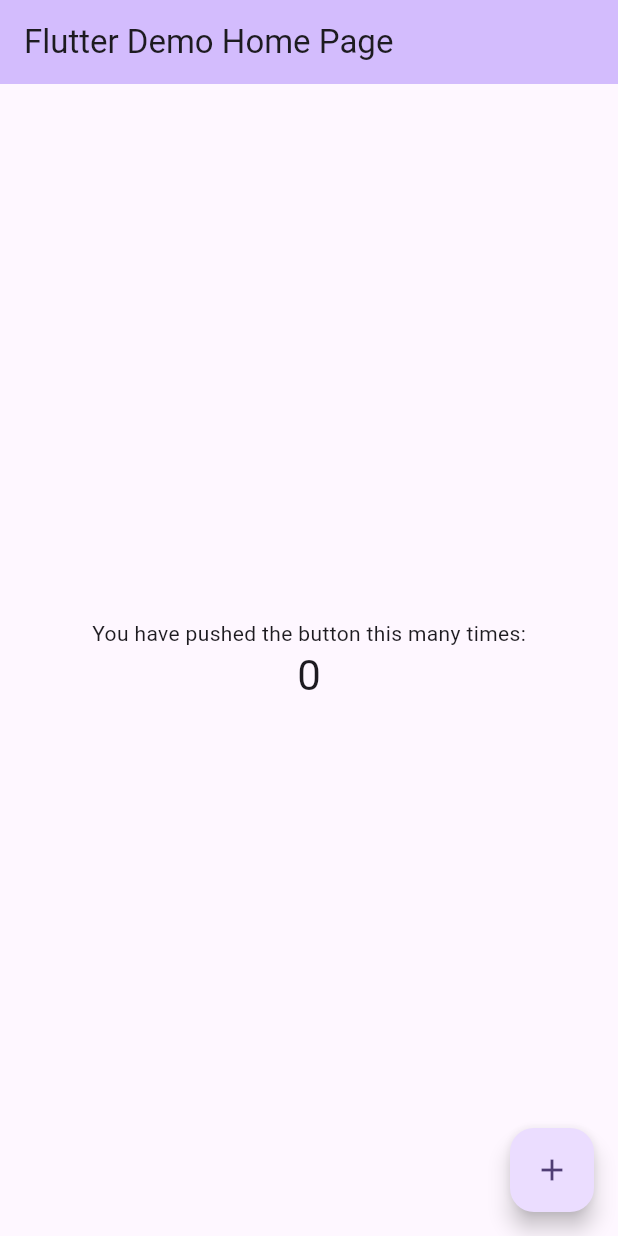
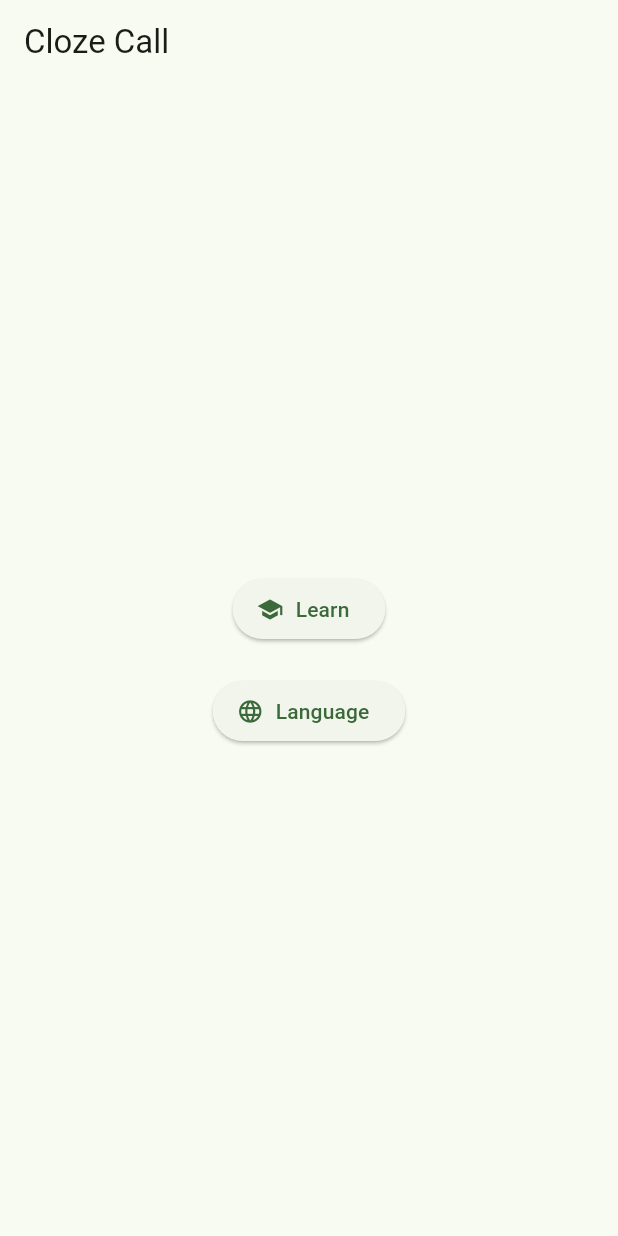
Before and after one commit to dov-vai/ClozeCall, a Flutter app: the screen it shows after launch, on a phone screen of 412 x 824 dp. Run offline on Flutter 3.47's test engine with Material 3 defaults, Android fonts, the phone set to English and light mode, and no system bars; our stand-ins replace audioplayers; missing offline and left inert: edge_tts.

Commit message:
feat: basic layout

```diff
--- a/lib/main.dart
+++ b/lib/main.dart
@@ -1,4 +1,8 @@
+import 'package:cloze_call/pages/learn_page.dart';
 import 'package:flutter/material.dart';
+
+import 'pages/home_page.dart';
+
 
 void main() {
   runApp(const MyApp());
@@ -7,119 +11,19 @@
 class MyApp extends StatelessWidget {
   const MyApp({super.key});
 
-  // This widget is the root of your application.
   @override
   Widget build(BuildContext context) {
     return MaterialApp(
-      title: 'Flutter Demo',
+      title: 'Cloze Call',
       theme: ThemeData(
-        // This is the theme of your application.
-        //
-        // TRY THIS: Try running your application with "flutter run". You'll see
-        // the application has a purple toolbar. Then, without quitting the app,
-        // try changing the seedColor in the colorScheme below to Colors.green
-        // and then invoke "hot reload" (save your changes or press the "hot
-        // reload" button in a Flutter-supported IDE, or press "r" if you used
-        // the command line to start the app).
-        //
-        // Notice that the counter didn't reset back to zero; the application
-        // state is not lost during the reload. To reset the state, use hot
-        // restart instead.
-        //
-        // This works for code too, not just values: Most code changes can be
-        // tested with just a hot reload.
-        colorScheme: ColorScheme.fromSeed(seedColor: Colors.deepPurple),
+        colorScheme: ColorScheme.fromSeed(seedColor: Colors.green),
         useMaterial3: true,
       ),
-      home: const MyHomePage(title: 'Flutter Demo Home Page'),
+      initialRoute: '/',
+      routes: {
+        '/': (context) => const MyHomePage(),
+        '/learn': (context) => PlayPage(),
+      },
     );
   }
 }
-
-class MyHomePage extends StatefulWidget {
-  const MyHomePage({super.key, required this.title});
-
-  // This widget is the home page of your application. It is stateful, meaning
-  // that it has a State object (defined below) that contains fields that affect
-  // how it looks.
-
-  // This class is the configuration for the state. It holds the values (in this
-  // case the title) provided by the parent (in this case the App widget) and
-  // used by the build method of the State. Fields in a Widget subclass are
-  // always marked "final".
-
-  final String title;
-
-  @override
-  State<MyHomePage> createState() => _MyHomePageState();
-}
-
-class _MyHomePageState extends State<MyHomePage> {
-  int _counter = 0;
-
-  void _incrementCounter() {
-    setState(() {
-      // This call to setState tells the Flutter framework that something has
-      // changed in this State, which causes it to rerun the build method below
-      // so that the display can reflect the updated values. If we changed
-      // _counter without calling setState(), then the build method would not be
-      // called again, and so nothing would appear to happen.
-      _counter++;
-    });
-  }
-
-  @override
-  Widget build(BuildContext context) {
-    // This method is rerun every time setState is called, for instance as done
-    // by the _incrementCounter method above.
-    //
-    // The Flutter framework has been optimized to make rerunning build methods
-    // fast, so that you can just rebuild anything that needs updating rather
-    // than having to individually change instances of widgets.
-    return Scaffold(
-      appBar: AppBar(
-        // TRY THIS: Try changing the color here to a specific color (to
-        // Colors.amber, perhaps?) and trigger a hot reload to see the AppBar
-        // change color while the other colors stay the same.
-        backgroundColor: Theme.of(context).colorScheme.inversePrimary,
-        // Here we take the value from the MyHomePage object that was created by
-        // the App.build method, and use it to set our appbar title.
-        title: Text(widget.title),
-      ),
-      body: Center(
-        // Center is a layout widget. It takes a single child and positions it
-        // in the middle of the parent.
-        child: Column(
-          // Column is also a layout widget. It takes a list of children and
-          // arranges them vertically. By default, it sizes itself to fit its
-          // children horizontally, and tries to be as tall as its parent.
-          //
-          // Column has various properties to control how it sizes itself and
-          // how it positions its children. Here we use mainAxisAlignment to
-          // center the children vertically; the main axis here is the vertical
-          // axis because Columns are vertical (the cross axis would be
-          // horizontal).
-          //
-          // TRY THIS: Invoke "debug painting" (choose the "Toggle Debug Paint"
-          // action in the IDE, or press "p" in the console), to see the
-          // wireframe for each widget.
-          mainAxisAlignment: MainAxisAlignment.center,
-          children: <Widget>[
-            const Text(
-              'You have pushed the button this many times:',
-            ),
-            Text(
-              '$_counter',
-              style: Theme.of(context).textTheme.headlineMedium,
-            ),
-          ],
-        ),
-      ),
-      floatingActionButton: FloatingActionButton(
-        onPressed: _incrementCounter,
-        tooltip: 'Increment',
-        child: const Icon(Icons.add),
-      ), // This trailing comma makes auto-formatting nicer for build methods.
-    );
-  }
-}
--- /dev/null
+++ b/lib/pages/home_page.dart
@@ -0,0 +1,73 @@
+import 'dart:io';
+import 'dart:typed_data';
+import 'package:flutter/material.dart';
+import 'package:audioplayers/audioplayers.dart';
+import 'package:edge_tts/edge_tts.dart' as edge_tts;
+
+class MyHomePage extends StatefulWidget {
+  const MyHomePage({super.key});
+
+  @override
+  State<MyHomePage> createState() => _MyHomePageState();
+}
+
+class _MyHomePageState extends State<MyHomePage> {
+  late AudioPlayer player;
+
+
+  @override
+  void initState(){
+    super.initState();
+    player = AudioPlayer();
+  }
+
+  @override
+  void dispose() {
+    player.dispose();
+    super.dispose();
+  }
+
+  void _onPressed() async {
+    BytesBuilder builder = BytesBuilder();
+    var communicate = edge_tts.Communicate(text:"hey hey hey");
+    await for (var message in communicate.stream()) {
+      if (message['type'] == 'audio') {
+        builder.add(message['data']);
+      }
+    }
+    player.play(BytesSource(builder.toBytes()));
+
+    setState(() {
+
+    });
+  }
+
+  @override
+  Widget build(BuildContext context) {
+    return Scaffold(
+      appBar: AppBar(
+        title: const Text('Cloze Call'),
+      ),
+      body: Center(
+        child: Column(
+          mainAxisAlignment: MainAxisAlignment.center,
+          children: [
+            ElevatedButton.icon(
+              onPressed: () {
+                Navigator.pushNamed(context, '/learn');
+              },
+              icon: const Icon(Icons.school),
+              label: const Text("Learn"),
+            ),
+            const SizedBox(height: 20),
+            ElevatedButton.icon(
+              onPressed: _onPressed,
+              icon: const Icon(Icons.language),
+              label: const Text("Language"),
+            ),
+          ],
+        ),
+      ),
+    );
+  }
+}
--- a/pubspec.yaml
+++ b/pubspec.yaml
@@ -30,11 +30,16 @@ environment:
 dependencies:
   flutter:
     sdk: flutter
+  edge_tts:
+    git:
+      url: https://github.com/dov-vai/edge_tts
 
 
   # The following adds the Cupertino Icons font to your application.
   # Use with the CupertinoIcons class for iOS style icons.
   cupertino_icons: ^1.0.8
+  audioplayers: ^6.1.0
+  file_picker: ^8.1.2
 
 dev_dependencies:
   flutter_test:
```
Also changed, not shown: lib/pages/learn_page.dart (added, +42 -0 lines), pubspec.lock, 7 other files.
